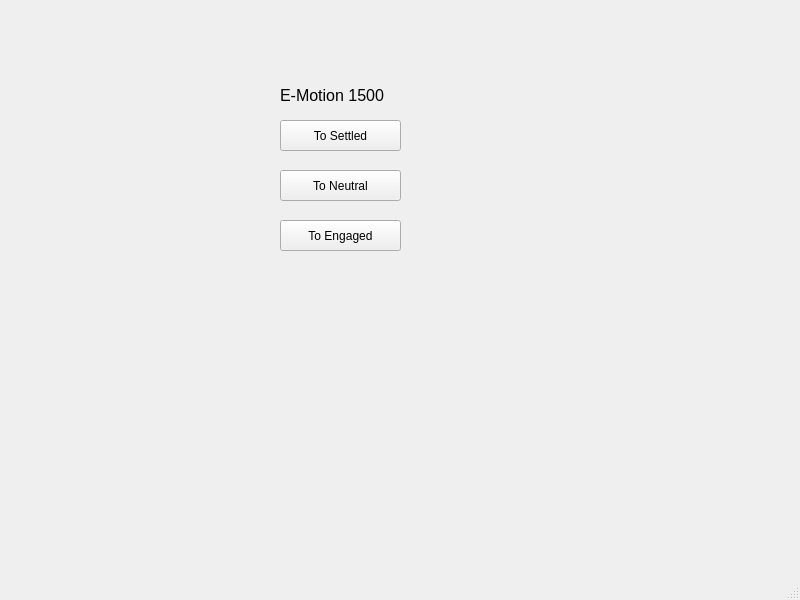
Old version of the form hmi/gui/main.ui in the repository sondretordal/motion-lab.
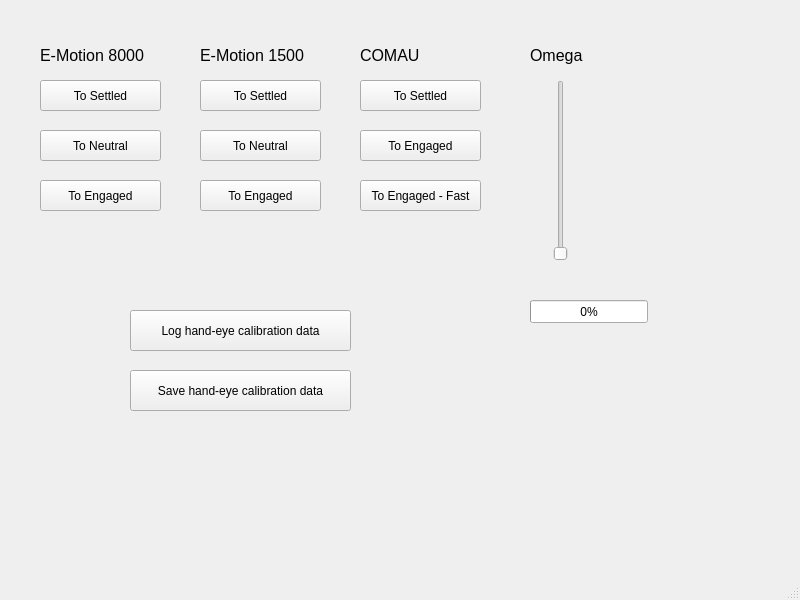
New version of the form.

Diff of the .ui file:
```diff
--- a/hmi/gui/main.ui
+++ b/hmi/gui/main.ui
@@ -17,8 +17,8 @@
    <widget class="QPushButton" name="EM1500_settled">
     <property name="geometry">
      <rect>
-      <x>280</x>
-      <y>120</y>
+      <x>200</x>
+      <y>80</y>
       <width>121</width>
       <height>31</height>
      </rect>
@@ -30,8 +30,8 @@
    <widget class="QLabel" name="label">
     <property name="geometry">
      <rect>
-      <x>280</x>
-      <y>80</y>
+      <x>200</x>
+      <y>40</y>
       <width>121</width>
       <height>31</height>
      </rect>
@@ -48,8 +48,8 @@
    <widget class="QPushButton" name="EM1500_neutral">
     <property name="geometry">
      <rect>
-      <x>280</x>
-      <y>170</y>
+      <x>200</x>
+      <y>130</y>
       <width>121</width>
       <height>31</height>
      </rect>
@@ -61,8 +61,8 @@
    <widget class="QPushButton" name="EM1500_engaged">
     <property name="geometry">
      <rect>
-      <x>280</x>
-      <y>220</y>
+      <x>200</x>
+      <y>180</y>
       <width>121</width>
       <height>31</height>
      </rect>
@@ -71,6 +71,205 @@
      <string>To Engaged</string>
     </property>
    </widget>
+   <widget class="QPushButton" name="EM8000_engaged">
+    <property name="geometry">
+     <rect>
+      <x>40</x>
+      <y>180</y>
+      <width>121</width>
+      <height>31</height>
+     </rect>
+    </property>
+    <property name="text">
+     <string>To Engaged</string>
+    </property>
+   </widget>
+   <widget class="QPushButton" name="EM8000_neutral">
+    <property name="geometry">
+     <rect>
+      <x>40</x>
+      <y>130</y>
+      <width>121</width>
+      <height>31</height>
+     </rect>
+    </property>
+    <property name="text">
+     <string>To Neutral</string>
+    </property>
+   </widget>
+   <widget class="QPushButton" name="EM8000_settled">
+    <property name="geometry">
+     <rect>
+      <x>40</x>
+      <y>80</y>
+      <width>121</width>
+      <height>31</height>
+     </rect>
+    </property>
+    <property name="text">
+     <string>To Settled</string>
+    </property>
+   </widget>
+   <widget class="QLabel" name="label_2">
+    <property name="geometry">
+     <rect>
+      <x>40</x>
+      <y>40</y>
+      <width>121</width>
+      <height>31</height>
+     </rect>
+    </property>
+    <property name="font">
+     <font>
+      <pointsize>12</pointsize>
+     </font>
+    </property>
+    <property name="text">
+     <string>E-Motion 8000</string>
+    </property>
+   </widget>
+   <widget class="QPushButton" name="COMAU_engaged">
+    <property name="geometry">
+     <rect>
+      <x>360</x>
+      <y>130</y>
+      <width>121</width>
+      <height>31</height>
+     </rect>
+    </property>
+    <property name="text">
+     <string>To Engaged</string>
+    </property>
+   </widget>
+   <widget class="QPushButton" name="COMAU_settled">
+    <property name="geometry">
+     <rect>
+      <x>360</x>
+      <y>80</y>
+      <width>121</width>
+      <height>31</height>
+     </rect>
+    </property>
+    <property name="text">
+     <string>To Settled</string>
+    </property>
+   </widget>
+   <widget class="QLabel" name="label_3">
+    <property name="geometry">
+     <rect>
+      <x>360</x>
+      <y>40</y>
+      <width>121</width>
+      <height>31</height>
+     </rect>
+    </property>
+    <property name="font">
+     <font>
+      <pointsize>12</pointsize>
+     </font>
+    </property>
+    <property name="text">
+     <string>COMAU</string>
+    </property>
+   </widget>
+   <widget class="QSlider" name="COMAU_omega">
+    <property name="geometry">
+     <rect>
+      <x>540</x>
+      <y>80</y>
+      <width>41</width>
+      <height>181</height>
+     </rect>
+    </property>
+    <property name="minimum">
+     <number>1</number>
+    </property>
+    <property name="maximum">
+     <number>100</number>
+    </property>
+    <property name="pageStep">
+     <number>10</number>
+    </property>
+    <property name="orientation">
+     <enum>Qt::Vertical</enum>
+    </property>
+   </widget>
+   <widget class="QProgressBar" name="progressBar">
+    <property name="geometry">
+     <rect>
+      <x>530</x>
+      <y>300</y>
+      <width>118</width>
+      <height>23</height>
+     </rect>
+    </property>
+    <property name="minimum">
+     <number>1</number>
+    </property>
+    <property name="maximum">
+     <number>100</number>
+    </property>
+    <property name="value">
+     <number>1</number>
+    </property>
+   </widget>
+   <widget class="QPushButton" name="COMAU_engaged_fast">
+    <property name="geometry">
+     <rect>
+      <x>360</x>
+      <y>180</y>
+      <width>121</width>
+      <height>31</height>
+     </rect>
+    </property>
+    <property name="text">
+     <string>To Engaged - Fast</string>
+    </property>
+   </widget>
+   <widget class="QLabel" name="label_4">
+    <property name="geometry">
+     <rect>
+      <x>530</x>
+      <y>40</y>
+      <width>71</width>
+      <height>31</height>
+     </rect>
+    </property>
+    <property name="font">
+     <font>
+      <pointsize>12</pointsize>
+     </font>
+    </property>
+    <property name="text">
+     <string>Omega</string>
+    </property>
+   </widget>
+   <widget class="QPushButton" name="handEyeCalib">
+    <property name="geometry">
+     <rect>
+      <x>130</x>
+      <y>310</y>
+      <width>221</width>
+      <height>41</height>
+     </rect>
+    </property>
+    <property name="text">
+     <string>Log hand-eye calibration data</string>
+    </property>
+   </widget>
+   <widget class="QPushButton" name="handEyeCalibSave">
+    <property name="geometry">
+     <rect>
+      <x>130</x>
+      <y>370</y>
+      <width>221</width>
+      <height>41</height>
+     </rect>
+    </property>
+    <property name="text">
+     <string>Save hand-eye calibration data</string>
+    </property>
+   </widget>
   </widget>
   <widget class="QMenuBar" name="menubar">
    <property name="geometry">
```
